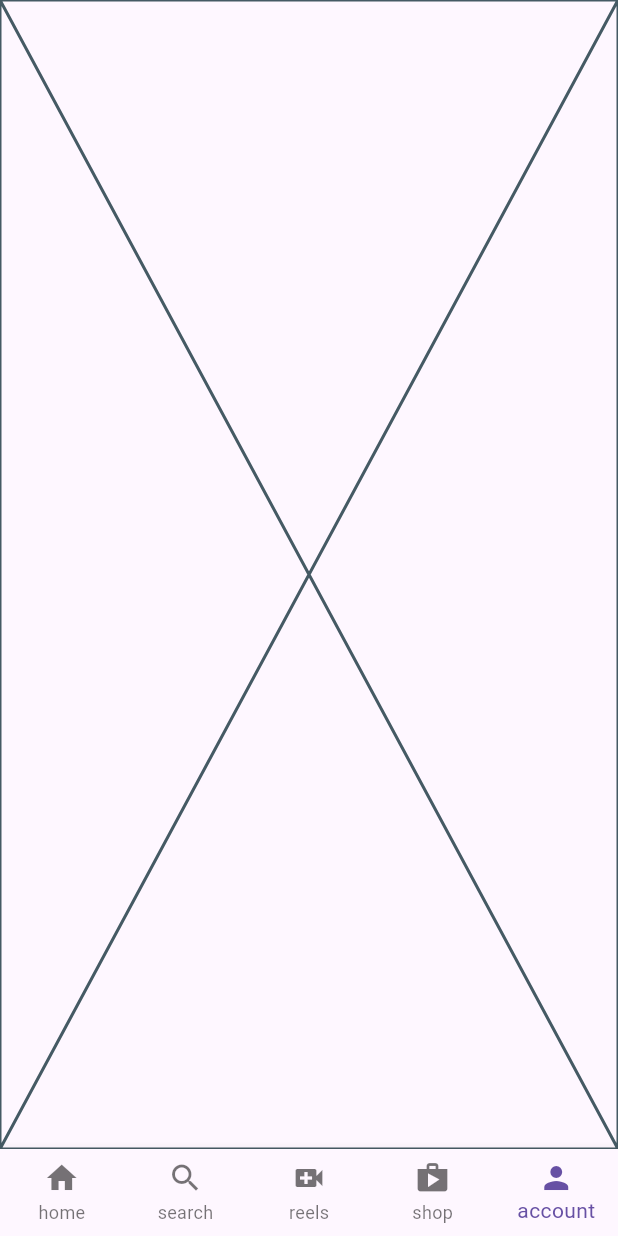
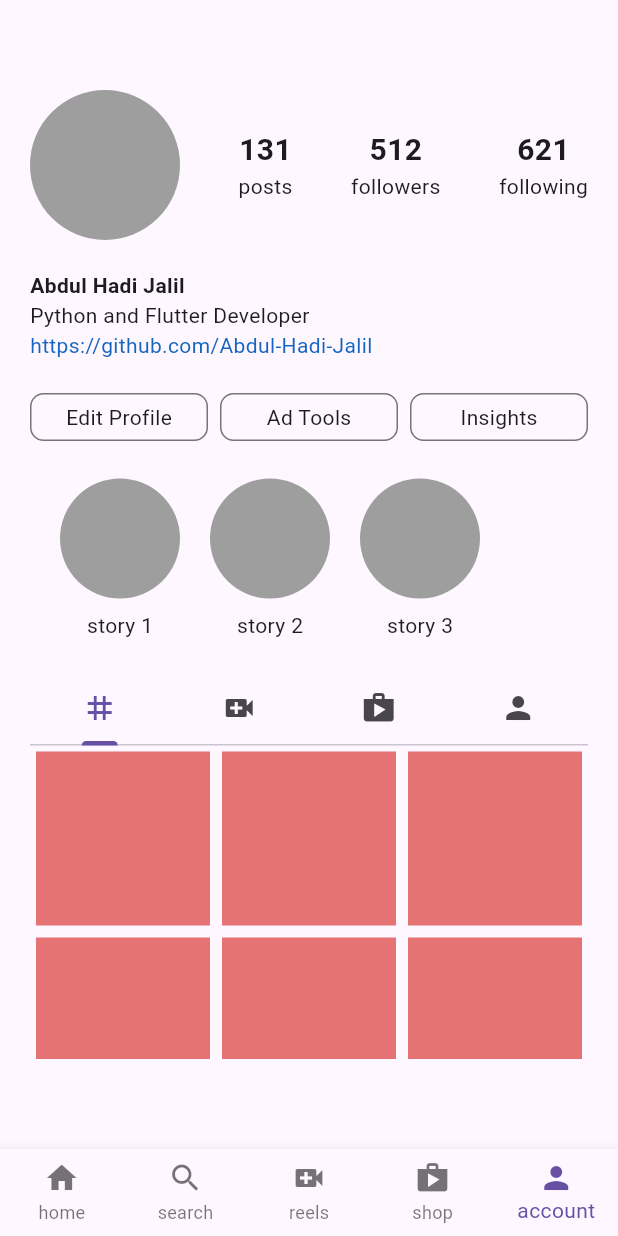
Before and after one commit to Abdul-Hadi-Jalil/instagram-ui-clone, a Flutter app: the screen it shows after launch, item 5 of the bottom bar chosen, on a phone screen of 412 x 824 dp. Run offline on Flutter 3.47's test engine with Material 3 defaults, Android fonts, the phone set to English and light mode, and no system bars.

Commit message:
completed the account screen

```diff
--- a/lib/screens/account_screen.dart
+++ b/lib/screens/account_screen.dart
@@ -1,10 +1,169 @@
 import 'package:flutter/material.dart';
+import 'package:instagram_ui_clone/widgets/account_tab1.dart';
+import 'package:instagram_ui_clone/widgets/account_tab2.dart';
+import 'package:instagram_ui_clone/widgets/account_tab3.dart';
+import 'package:instagram_ui_clone/widgets/account_tab4.dart';
+import 'package:instagram_ui_clone/widgets/bubble_stories.dart';
 
 class AccountScreen extends StatelessWidget {
   const AccountScreen({super.key});
 
   @override
   Widget build(BuildContext context) {
-    return const Placeholder();
+    return DefaultTabController(
+      length: 4,
+      child: Scaffold(
+        body: Padding(
+          padding: const EdgeInsets.symmetric(horizontal: 20.0, vertical: 60),
+          child: Column(
+            children: [
+              // top header of profile picture and post/followers
+              Row(
+                mainAxisAlignment: MainAxisAlignment.spaceBetween,
+                children: [
+                  CircleAvatar(
+                    radius: 50,
+                    backgroundColor: Colors.grey.shade500,
+                  ),
+
+                  Column(
+                    children: [
+                      Text(
+                        '131',
+                        style: TextStyle(
+                          fontWeight: FontWeight.bold,
+                          fontSize: 20,
+                        ),
+                      ),
+                      Text('posts'),
+                    ],
+                  ),
+                  Column(
+                    children: [
+                      Text(
+                        '512',
+                        style: TextStyle(
+                          fontWeight: FontWeight.bold,
+                          fontSize: 20,
+                        ),
+                      ),
+                      Text('followers'),
+                    ],
+                  ),
+                  Column(
+                    children: [
+                      Text(
+                        '621',
+                        style: TextStyle(
+                          fontWeight: FontWeight.bold,
+                          fontSize: 20,
+                        ),
+                      ),
+                      Text('following'),
+                    ],
+                  ),
+                ],
+              ),
+
+              SizedBox(height: 20),
+
+              // name and intorduction and link
+              SizedBox(
+                width: double.infinity,
+                child: Column(
+                  crossAxisAlignment: CrossAxisAlignment.start,
+                  children: [
+                    Text(
+                      'Abdul Hadi Jalil',
+                      style: TextStyle(fontWeight: FontWeight.bold),
+                    ),
+                    Text('Python and Flutter Developer'),
+                    Text(
+                      'https://github.com/Abdul-Hadi-Jalil',
+                      style: TextStyle(color: Colors.blue.shade800),
+                    ),
+                  ],
+                ),
+              ),
+
+              SizedBox(height: 22),
+
+              // buttons
+              Row(
+                spacing: 8,
+                mainAxisAlignment: MainAxisAlignment.spaceBetween,
+                children: [
+                  Expanded(
+                    child: Container(
+                      padding: EdgeInsets.all(5),
+                      decoration: BoxDecoration(
+                        borderRadius: BorderRadius.circular(9),
+                        border: BoxBorder.all(color: Colors.grey.shade600),
+                      ),
+                      child: Center(child: Text('Edit Profile')),
+                    ),
+                  ),
+                  Expanded(
+                    child: Container(
+                      padding: EdgeInsets.all(5),
+                      decoration: BoxDecoration(
+                        borderRadius: BorderRadius.circular(9),
+                        border: BoxBorder.all(color: Colors.grey.shade600),
+                      ),
+                      child: Center(child: Text('Ad Tools')),
+                    ),
+                  ),
+                  Expanded(
+                    child: Container(
+                      padding: EdgeInsets.all(5),
+                      decoration: BoxDecoration(
+                        borderRadius: BorderRadius.circular(9),
+                        border: BoxBorder.all(color: Colors.grey.shade600),
+                      ),
+                      child: Center(child: Text('Insights')),
+                    ),
+                  ),
+                ],
+              ),
+
+              SizedBox(height: 25),
+
+              // stories
+              SizedBox(
+                width: double.infinity,
+                height: 130,
+                child: ListView(
+                  scrollDirection: Axis.horizontal,
+                  children: [
+                    BubbleStories(name: 'story 1'),
+                    BubbleStories(name: 'story 2'),
+                    BubbleStories(name: 'story 3'),
+                  ],
+                ),
+              ),
+
+              TabBar(
+                tabs: [
+                  Tab(icon: Icon(Icons.grid_3x3_outlined)),
+                  Tab(icon: Icon(Icons.video_call)),
+                  Tab(icon: Icon(Icons.shop)),
+                  Tab(icon: Icon(Icons.person)),
+                ],
+              ),
+              Expanded(
+                child: TabBarView(
+                  children: [
+                    AccountTab1(),
+                    AccountTab2(),
+                    AccountTab3(),
+                    AccountTab4(),
+                  ],
+                ),
+              ),
+            ],
+          ),
+        ),
+      ),
+    );
   }
 }
--- /dev/null
+++ b/lib/widgets/account_tab1.dart
@@ -0,0 +1,21 @@
+import 'package:flutter/material.dart';
+
+class AccountTab1 extends StatelessWidget {
+  const AccountTab1({super.key});
+
+  @override
+  Widget build(BuildContext context) {
+    return GridView.builder(
+      itemCount: 7,
+      gridDelegate: SliverGridDelegateWithFixedCrossAxisCount(
+        crossAxisCount: 3,
+      ),
+      itemBuilder: (context, index) {
+        return Padding(
+          padding: EdgeInsetsGeometry.all(4),
+          child: Container(height: 30, width: 30, color: Colors.red.shade300),
+        );
+      },
+    );
+  }
+}
--- /dev/null
+++ b/lib/widgets/account_tab2.dart
@@ -0,0 +1,25 @@
+import 'package:flutter/material.dart';
+
+class AccountTab2 extends StatelessWidget {
+  const AccountTab2({super.key});
+
+  @override
+  Widget build(BuildContext context) {
+    return GridView.builder(
+      itemCount: 7,
+      gridDelegate: SliverGridDelegateWithFixedCrossAxisCount(
+        crossAxisCount: 3,
+      ),
+      itemBuilder: (context, index) {
+        return Padding(
+          padding: EdgeInsetsGeometry.all(4),
+          child: Container(
+            height: 30,
+            width: 30,
+            color: Colors.purple.shade300,
+          ),
+        );
+      },
+    );
+  }
+}
--- /dev/null
+++ b/lib/widgets/account_tab3.dart
@@ -0,0 +1,25 @@
+import 'package:flutter/material.dart';
+
+class AccountTab3 extends StatelessWidget {
+  const AccountTab3({super.key});
+
+  @override
+  Widget build(BuildContext context) {
+    return GridView.builder(
+      itemCount: 7,
+      gridDelegate: SliverGridDelegateWithFixedCrossAxisCount(
+        crossAxisCount: 3,
+      ),
+      itemBuilder: (context, index) {
+        return Padding(
+          padding: EdgeInsetsGeometry.all(4),
+          child: Container(
+            height: 30,
+            width: 30,
+            color: Colors.orange.shade300,
+          ),
+        );
+      },
+    );
+  }
+}
--- /dev/null
+++ b/lib/widgets/account_tab4.dart
@@ -0,0 +1,21 @@
+import 'package:flutter/material.dart';
+
+class AccountTab4 extends StatelessWidget {
+  const AccountTab4({super.key});
+
+  @override
+  Widget build(BuildContext context) {
+    return GridView.builder(
+      itemCount: 7,
+      gridDelegate: SliverGridDelegateWithFixedCrossAxisCount(
+        crossAxisCount: 3,
+      ),
+      itemBuilder: (context, index) {
+        return Padding(
+          padding: EdgeInsetsGeometry.all(4),
+          child: Container(height: 30, width: 30, color: Colors.green.shade300),
+        );
+      },
+    );
+  }
+}
```
